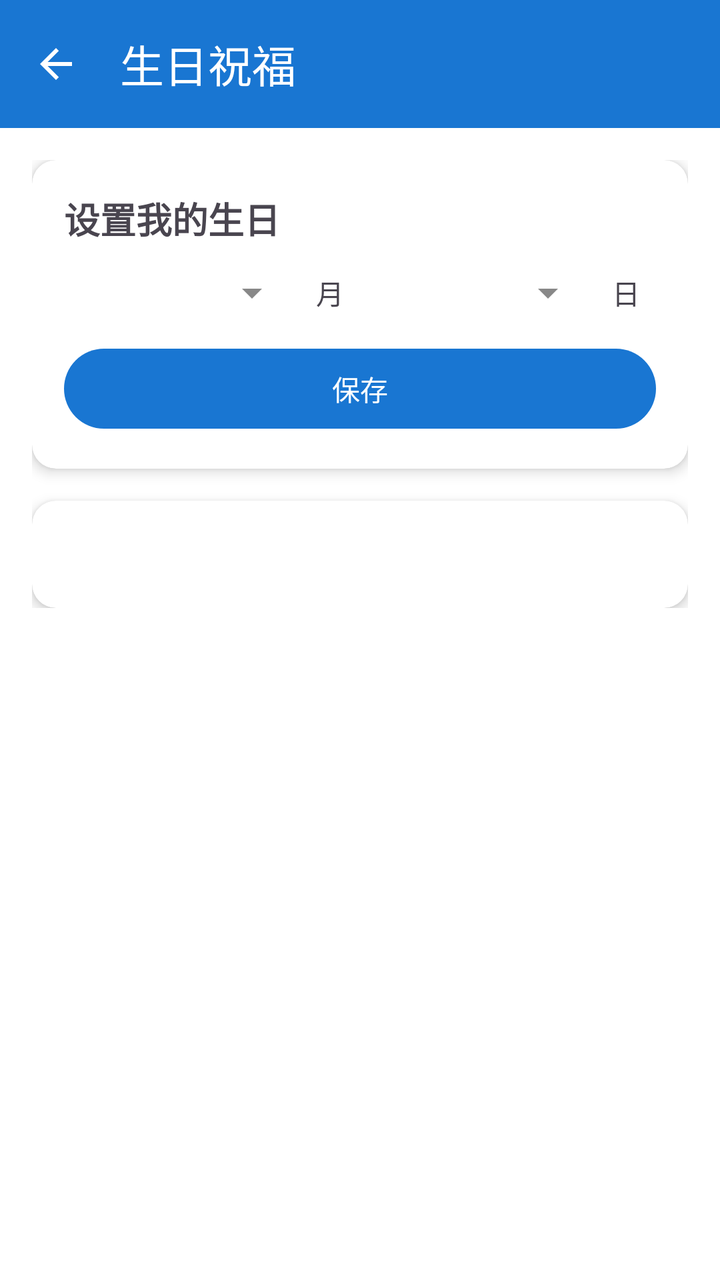
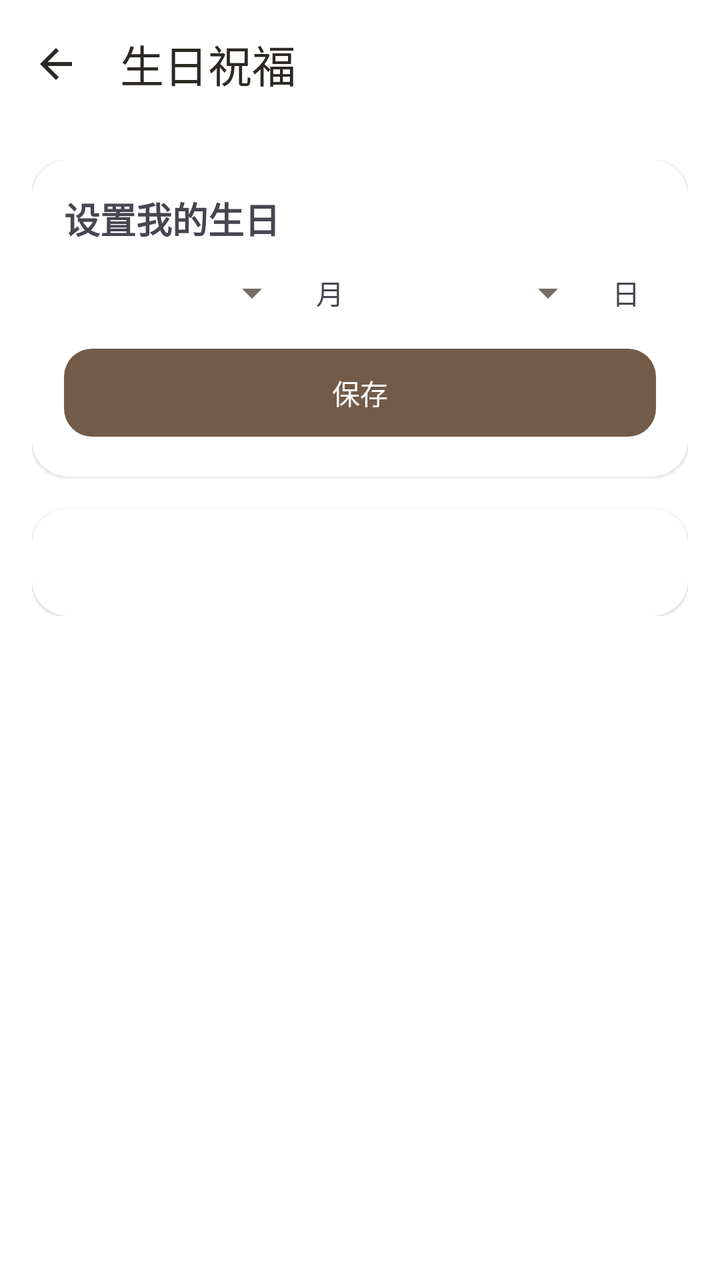

Before-and-after screenshots of an Android layout around one commit, followed by the original layout XML and the change that was made.
<!-- AndroidManifest.xml: application theme Theme.Project_Pandora -->
<!-- res/layout/activity_birthday_wish.xml -->
<?xml version="1.0" encoding="utf-8"?>
<LinearLayout xmlns:android="http://schemas.android.com/apk/res/android"
    xmlns:app="http://schemas.android.com/apk/res-auto"
    android:layout_width="match_parent"
    android:layout_height="match_parent"
    android:orientation="vertical"
    android:background="?attr/colorSurface">

    <com.google.android.material.appbar.MaterialToolbar
        android:id="@+id/toolbar"
        android:layout_width="match_parent"
        android:layout_height="wrap_content"
        android:background="?attr/colorPrimary"
        app:title="@string/birthday_title"
        app:titleTextColor="@android:color/white"
        app:navigationIcon="@drawable/ic_back" />

    <ScrollView
        android:layout_width="match_parent"
        android:layout_height="match_parent">

        <LinearLayout
            android:layout_width="match_parent"
            android:layout_height="wrap_content"
            android:orientation="vertical"
            android:padding="16dp">

            <androidx.cardview.widget.CardView
                android:layout_width="match_parent"
                android:layout_height="wrap_content"
                android:layout_marginBottom="16dp"
                app:cardCornerRadius="12dp"
                app:cardElevation="4dp">

                <LinearLayout
                    android:layout_width="match_parent"
                    android:layout_height="wrap_content"
                    android:orientation="vertical"
                    android:padding="16dp">

                    <TextView
                        android:layout_width="match_parent"
                        android:layout_height="wrap_content"
                        android:text="@string/birthday_set"
                        android:textSize="18sp"
                        android:textStyle="bold"
                        android:layout_marginBottom="12dp" />

                    <LinearLayout
                        android:layout_width="match_parent"
                        android:layout_height="wrap_content"
                        android:orientation="horizontal"
                        android:gravity="center_vertical"
                        android:layout_marginBottom="12dp">

                        <Spinner
                            android:id="@+id/spinner_month"
                            android:layout_width="0dp"
                            android:layout_height="wrap_content"
                            android:layout_weight="1" />

                        <TextView
                            android:layout_width="wrap_content"
                            android:layout_height="wrap_content"
                            android:text="@string/birthday_month"
                            android:layout_marginHorizontal="8dp" />

                        <Spinner
                            android:id="@+id/spinner_day"
                            android:layout_width="0dp"
                            android:layout_height="wrap_content"
                            android:layout_weight="1" />

                        <TextView
                            android:layout_width="wrap_content"
                            android:layout_height="wrap_content"
                            android:text="@string/birthday_day"
                            android:layout_marginHorizontal="8dp" />
                    </LinearLayout>

                    <com.google.android.material.button.MaterialButton
                        android:id="@+id/btn_save_birthday"
                        android:layout_width="match_parent"
                        android:layout_height="wrap_content"
                        android:text="@string/birthday_save" />

                </LinearLayout>
            </androidx.cardview.widget.CardView>

            <androidx.cardview.widget.CardView
                android:layout_width="match_parent"
                android:layout_height="wrap_content"
                app:cardCornerRadius="12dp"
                app:cardElevation="4dp">

                <LinearLayout
                    android:layout_width="match_parent"
                    android:layout_height="wrap_content"
                    android:orientation="vertical"
                    android:padding="16dp">

                    <TextView
                        android:id="@+id/text_birthday_content"
                        android:layout_width="match_parent"
                        android:layout_height="wrap_content"
                        android:textSize="16sp"
                        android:lineSpacingExtra="4dp" />

                </LinearLayout>
            </androidx.cardview.widget.CardView>

        </LinearLayout>
    </ScrollView>

</LinearLayout>
<!-- resources referenced by this layout -->
<resources>
  <style name="Base.Theme.Project_Pandora" parent="Theme.Material3.DayNight.NoActionBar">
          
          <item name="colorPrimary">@color/color_calendar_today</item>
          <item name="colorOnPrimary">@color/white</item>
          <item name="colorSurface">@color/color_bg_page</item>
          <item name="colorOnSurface">@color/color_text_primary</item>
          <item name="colorOnSurfaceVariant">@color/color_text_secondary</item>
          <item name="android:colorBackground">@color/color_bg_page</item>
          <item name="android:textColorPrimary">@color/color_text_primary</item>
          <item name="android:textColorSecondary">@color/color_text_secondary</item>
      </style>
  <color name="color_calendar_today">#FF1976D2</color>
  <color name="white">#FFFFFFFF</color>
  <color name="color_bg_page">#FFFFFFFF</color>
  <color name="color_text_primary">#FF333333</color>
  <color name="color_text_secondary">#FF888888</color>
  <!-- unchanged entries left out for length: 7 -->
</resources>

<!-- the commit's change to res/layout/activity_birthday_wish.xml (unified diff, before → after) -->
@@ -10,10 +10,13 @@
         android:id="@+id/toolbar"
         android:layout_width="match_parent"
         android:layout_height="wrap_content"
-        android:background="?attr/colorPrimary"
+        android:background="@color/color_surface"
         app:title="@string/birthday_title"
-        app:titleTextColor="@android:color/white"
-        app:navigationIcon="@drawable/ic_back" />
+        app:titleTextColor="@color/color_text_primary"
+        app:navigationIcon="@drawable/ic_back"
+        style="@style/Widget.Pandora.Toolbar"
+        app:navigationIconTint="@color/color_text_primary"
+        android:elevation="0dp" />
 
     <ScrollView
         android:layout_width="match_parent"
@@ -29,8 +32,9 @@
                 android:layout_width="match_parent"
                 android:layout_height="wrap_content"
                 android:layout_marginBottom="16dp"
-                app:cardCornerRadius="12dp"
-                app:cardElevation="4dp">
+                app:cardCornerRadius="18dp"
+                app:cardElevation="1dp"
+                app:cardBackgroundColor="@color/color_surface">
 
                 <LinearLayout
                     android:layout_width="match_parent"
@@ -82,7 +86,8 @@
                         android:id="@+id/btn_save_birthday"
                         android:layout_width="match_parent"
                         android:layout_height="wrap_content"
-                        android:text="@string/birthday_save" />
+                        android:text="@string/birthday_save"
+                        android:textColor="@color/color_on_accent" />
 
                 </LinearLayout>
             </androidx.cardview.widget.CardView>
@@ -90,8 +95,9 @@
             <androidx.cardview.widget.CardView
                 android:layout_width="match_parent"
                 android:layout_height="wrap_content"
-                app:cardCornerRadius="12dp"
-                app:cardElevation="4dp">
+                app:cardCornerRadius="18dp"
+                app:cardElevation="1dp"
+                app:cardBackgroundColor="@color/color_surface">
 
                 <LinearLayout
                     android:layout_width="match_parent"
<!-- resource entries referenced after the edit -->
@@ -1,21 +1,177 @@
 <!-- resources referenced by this layout -->
 <resources>
+  <color name="color_on_accent">#FFFFFF</color>
+  <color name="color_surface">#FFFFFF</color>
   <style name="Base.Theme.Project_Pandora" parent="Theme.Material3.DayNight.NoActionBar">
           
-          <item name="colorPrimary">@color/color_calendar_today</item>
-          <item name="colorOnPrimary">@color/white</item>
-          <item name="colorSurface">@color/color_bg_page</item>
+          <item name="colorPrimary">@color/color_accent</item>
+          <item name="colorOnPrimary">@color/color_on_accent</item>
+          <item name="colorPrimaryContainer">@color/color_accent_soft</item>
+          <item name="colorOnPrimaryContainer">@color/color_text_primary</item>
+          <item name="colorSecondary">@color/color_accent</item>
+          <item name="colorOnSecondary">@color/color_on_accent</item>
+          <item name="colorSecondaryContainer">@color/color_accent_soft</item>
+          <item name="colorOnSecondaryContainer">@color/color_text_primary</item>
+          <item name="colorTertiary">@color/color_accent</item>
+          <item name="colorOnTertiary">@color/color_on_accent</item>
+          <item name="colorTertiaryContainer">@color/color_accent_soft</item>
+          <item name="colorOnTertiaryContainer">@color/color_text_primary</item>
+          <item name="colorSurface">@color/color_surface</item>
           <item name="colorOnSurface">@color/color_text_primary</item>
           <item name="colorOnSurfaceVariant">@color/color_text_secondary</item>
+          <item name="colorSurfaceVariant">@color/color_surface_soft</item>
+          <item name="colorSurfaceContainerLowest">@color/color_surface</item>
+          <item name="colorSurfaceContainerLow">@color/color_surface</item>
+          <item name="colorSurfaceContainer">@color/color_surface_soft</item>
+          <item name="colorSurfaceContainerHigh">@color/color_surface_soft</item>
+          <item name="colorSurfaceContainerHighest">@color/color_accent_soft</item>
+          <item name="colorOutline">@color/color_border_strong</item>
+          <item name="colorOutlineVariant">@color/color_divider</item>
+          <item name="colorError">@color/color_error</item>
+          <item name="colorOnError">@color/color_on_accent</item>
+          <item name="colorErrorContainer">@color/color_error_surface</item>
+          <item name="colorOnErrorContainer">@color/color_error</item>
+          <item name="colorControlHighlight">@color/color_accent_soft</item>
           <item name="android:colorBackground">@color/color_bg_page</item>
+          <item name="android:windowBackground">@color/color_bg_page</item>
           <item name="android:textColorPrimary">@color/color_text_primary</item>
           <item name="android:textColorSecondary">@color/color_text_secondary</item>
+          <item name="android:fontFamily">sans-serif</item>
+          <item name="fontFamily">sans-serif</item>
+          <item name="textAppearanceBodyLarge">@style/TextAppearance.Pandora.Body</item>
+          <item name="textAppearanceBodyMedium">@style/TextAppearance.Pandora.BodySmall</item>
+          <item name="textAppearanceTitleLarge">@style/TextAppearance.Pandora.Title</item>
+          <item name="textAppearanceLabelLarge">@style/TextAppearance.Pandora.Label</item>
+          <item name="materialButtonStyle">@style/Widget.Pandora.Button</item>
+          <item name="materialButtonOutlinedStyle">@style/Widget.Pandora.Button.Outlined</item>
+          <item name="materialCardViewStyle">@style/Widget.Pandora.Card</item>
+          <item name="cardViewStyle">@style/Widget.Pandora.LegacyCard</item>
+          <item name="toolbarStyle">@style/Widget.Pandora.Toolbar</item>
+          <item name="textInputStyle">@style/Widget.Pandora.TextInput</item>
+          <item name="tabStyle">@style/Widget.Pandora.Tabs</item>
+          <item name="chipStyle">@style/Widget.Pandora.Chip</item>
+          <item name="bottomNavigationStyle">@style/Widget.Pandora.BottomNavigation</item>
+          <item name="floatingActionButtonStyle">@style/Widget.Pandora.Fab</item>
       </style>
-  <color name="color_calendar_today">#FF1976D2</color>
-  <color name="white">#FFFFFFFF</color>
-  <color name="color_bg_page">#FFFFFFFF</color>
-  <color name="color_text_primary">#FF333333</color>
-  <color name="color_text_secondary">#FF888888</color>
+  <color name="color_accent">#725B49</color>
+  <color name="color_accent_soft">#EEE6DC</color>
+  <color name="color_surface_soft">#F3EFE8</color>
+  <color name="color_border_strong">#BDB0A0</color>
+  <color name="color_divider">#E9E3DA</color>
+  <color name="color_error">#A1473A</color>
+  <color name="color_error_surface">#F8EAE5</color>
+  <color name="color_bg_page">#F8F6F2</color>
+  <style name="TextAppearance.Pandora.Body" parent="TextAppearance.Material3.BodyLarge">
+          <item name="android:fontFamily">sans-serif</item>
+          <item name="android:textSize">16sp</item>
+          <item name="android:textColor">@color/color_text_primary</item>
+      </style>
+  <style name="TextAppearance.Pandora.BodySmall" parent="TextAppearance.Material3.BodyMedium">
+          <item name="android:textSize">14sp</item>
+          <item name="android:textColor">@color/color_text_secondary</item>
+      </style>
+  <style name="TextAppearance.Pandora.Label" parent="TextAppearance.Material3.LabelLarge">
+          <item name="android:fontFamily">sans-serif-medium</item>
+          <item name="android:textSize">14sp</item>
+          <item name="android:letterSpacing">0</item>
+          <item name="android:textAllCaps">false</item>
+      </style>
+  <style name="Widget.Pandora.Button" parent="Widget.Material3.Button">
+          <item name="cornerRadius">14dp</item>
+          <item name="android:minHeight">52dp</item>
+          <item name="android:textAppearance">@style/TextAppearance.Pandora.Label</item>
+          <item name="android:textAllCaps">false</item>
+          <item name="android:stateListAnimator">@null</item>
+      </style>
+  <style name="Widget.Pandora.Button.Outlined" parent="Widget.Material3.Button.OutlinedButton">
+          <item name="cornerRadius">14dp</item>
+          <item name="strokeColor">@color/color_border_strong</item>
+          <item name="android:minHeight">48dp</item>
+          <item name="android:textAppearance">@style/TextAppearance.Pandora.Label</item>
+          <item name="android:textAllCaps">false</item>
+      </style>
+  <style name="Widget.Pandora.Card" parent="Widget.MaterialComponents.CardView">
+          <item name="cardBackgroundColor">@color/color_surface</item>
+          <item name="cardCornerRadius">18dp</item>
+          <item name="cardElevation">0dp</item>
+          <item name="strokeColor">@color/color_divider</item>
+          <item name="strokeWidth">1dp</item>
+      </style>
+  <style name="Widget.Pandora.LegacyCard" parent="CardView">
+          <item name="cardBackgroundColor">@color/color_surface</item>
+          <item name="cardCornerRadius">18dp</item>
+          <item name="cardElevation">1dp</item>
+      </style>
+  <style name="Widget.Pandora.TextInput" parent="Widget.Material3.TextInputLayout.OutlinedBox">
+          <item name="boxBackgroundColor">@color/color_surface</item>
+          <item name="boxStrokeColor">@color/pandora_input_stroke</item>
+          <item name="hintTextColor">@color/color_accent</item>
+          <item name="android:textColorHint">@color/color_text_secondary</item>
+          <item name="boxCornerRadiusTopStart">12dp</item>
+          <item name="boxCornerRadiusTopEnd">12dp</item>
+          <item name="boxCornerRadiusBottomStart">12dp</item>
+          <item name="boxCornerRadiusBottomEnd">12dp</item>
+          <item name="boxStrokeWidth">1dp</item>
+          <item name="boxStrokeWidthFocused">2dp</item>
+      </style>
+  <style name="Widget.Pandora.Tabs" parent="Widget.Material3.TabLayout">
+          <item name="android:background">@color/color_surface</item>
+          <item name="tabTextAppearance">@style/TextAppearance.Pandora.Label</item>
+          <item name="tabTextColor">@color/color_text_secondary</item>
+          <item name="tabSelectedTextColor">@color/color_accent</item>
+          <item name="tabIndicatorColor">@color/color_accent</item>
+          <item name="tabIndicatorHeight">2dp</item>
+          <item name="tabRippleColor">@color/color_accent_soft</item>
+      </style>
+  <style name="Widget.Pandora.Chip" parent="Widget.Material3.Chip.Filter">
+          <item name="chipBackgroundColor">@color/pandora_chip_background</item>
+          <item name="android:textColor">@color/pandora_chip_text</item>
+          <item name="chipStrokeColor">@color/color_divider</item>
+          <item name="chipStrokeWidth">1dp</item>
+          <item name="chipCornerRadius">12dp</item>
+          <item name="ensureMinTouchTargetSize">true</item>
+      </style>
+  <style name="Widget.Pandora.BottomNavigation" parent="Widget.Material3.BottomNavigationView">
+          <item name="android:background">@color/color_surface</item>
+          <item name="elevation">0dp</item>
+          <item name="itemIconSize">23dp</item>
+          <item name="itemIconTint">@color/bottom_nav_color_selector</item>
+          <item name="itemTextColor">@color/bottom_nav_color_selector</item>
+          <item name="itemTextAppearanceActive">@style/TextAppearance.Pandora.Navigation</item>
+          <item name="itemTextAppearanceInactive">@style/TextAppearance.Pandora.Navigation</item>
+          <item name="itemActiveIndicatorStyle">@style/Widget.Pandora.NavIndicator</item>
+      </style>
+  <style name="Widget.Pandora.Fab" parent="Widget.Material3.FloatingActionButton.Primary">
+          <item name="backgroundTint">@color/color_accent</item>
+          <item name="tint">@color/color_on_accent</item>
+          <item name="elevation">2dp</item>
+      </style>
+  <style name="TextAppearance.Pandora.Navigation" parent="TextAppearance.Material3.LabelMedium">
+          <item name="android:fontFamily">sans-serif-medium</item>
+          <item name="android:textSize">12sp</item>
+          <item name="android:letterSpacing">0</item>
+      </style>
+  <style name="Widget.Pandora.NavIndicator" parent="Widget.Material3.BottomNavigationView.ActiveIndicator">
+          <item name="android:color">@color/color_accent_soft</item>
+      </style>
+  <color name="color_text_primary">#2C2823</color>
+  <style name="Widget.Pandora.Toolbar" parent="Widget.Material3.Toolbar">
+          <item name="android:background">@color/color_surface</item>
+          <item name="android:minHeight">64dp</item>
+          <item name="android:elevation">0dp</item>
+          <item name="titleTextAppearance">@style/TextAppearance.Pandora.Title</item>
+          <item name="titleTextColor">@color/color_text_primary</item>
+          <item name="subtitleTextColor">@color/color_text_secondary</item>
+          <item name="navigationIconTint">@color/color_text_primary</item>
+          <item name="contentInsetStart">20dp</item>
+          <item name="contentInsetEnd">16dp</item>
+      </style>
+  <style name="TextAppearance.Pandora.Title" parent="TextAppearance.Material3.TitleLarge">
+          <item name="android:fontFamily">sans-serif-medium</item>
+          <item name="android:textSize">22sp</item>
+          <item name="android:textColor">@color/color_text_primary</item>
+      </style>
+  <color name="color_text_secondary">#756D63</color>
   <!-- unchanged entries left out for length: 7 -->
 </resources>
 
